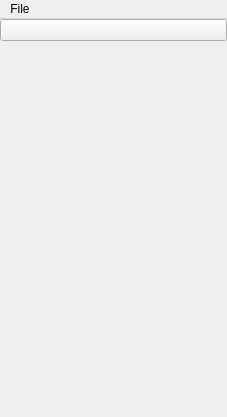
lavalmi/tk-syntheyes, file qt_ui/main.ui: the form before one commit.
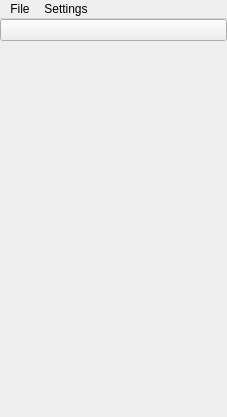
The form after the commit.

Commit message:
Proper context switching & new UI features including config file
- Implemented proper context switching (i.e. UI updates to reflect the changed context)
- UI now stores & loads some settings on exit:
-- Added "auto resize" toggle feature: window can now automatically update its size upon switching panels
-- Added "stay on top" toggle feature
-- Window size and position are now restored on startup
- Prevents UI from throwing an exception on exiting via the heartbeat if SynthEyes was closed first

```diff
--- a/qt_ui/main.ui
+++ b/qt_ui/main.ui
@@ -256,7 +256,15 @@
     <addaction name="actionOpen_Console"/>
     <addaction name="actionExit_SynthEyes"/>
    </widget>
+   <widget class="QMenu" name="menuSettings">
+    <property name="title">
+     <string>Settings</string>
+    </property>
+    <addaction name="actionAuto_Resize"/>
+    <addaction name="actionStays_On_Top"/>
+   </widget>
    <addaction name="menuFile"/>
+   <addaction name="menuSettings"/>
   </widget>
   <widget class="QStatusBar" name="statusBar">
    <property name="sizeGripEnabled">
```
Left out of the diff: 33 changed lines with no effect on the pictures. The commit also changes 6 other files.
